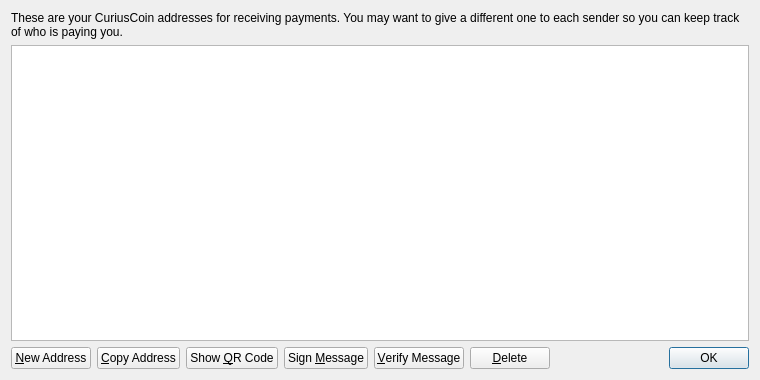
Qt form src/qt/forms/addressbookpage.ui (JustCuriously/CuriousCoin) before a commit.
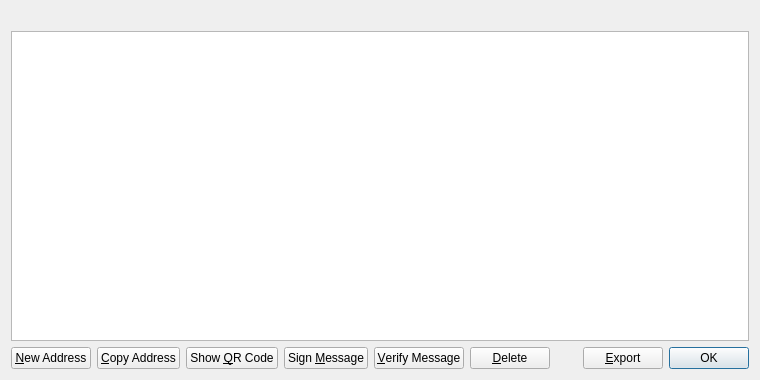
The same form after that commit. Icons and pictures are not drawn.

The edit to the form file:
```diff
--- a/src/qt/forms/addressbookpage.ui
+++ b/src/qt/forms/addressbookpage.ui
@@ -16,9 +16,6 @@
   <layout class="QVBoxLayout" name="verticalLayout">
    <item>
     <widget class="QLabel" name="labelExplanation">
-     <property name="text">
-      <string>These are your CuriusCoin addresses for receiving payments. You may want to give a different one to each sender so you can keep track of who is paying you.</string>
-     </property>
      <property name="textFormat">
       <enum>Qt::PlainText</enum>
      </property>
@@ -38,6 +35,9 @@
      <property name="tabKeyNavigation">
       <bool>false</bool>
      </property>
+     <property name="alternatingRowColors">
+      <bool>true</bool>
+     </property>
      <property name="selectionMode">
       <enum>QAbstractItemView::SingleSelection</enum>
      </property>
@@ -124,6 +124,20 @@
        </property>
       </spacer>
      </item>
+     <item>
+      <widget class="QPushButton" name="exportButton">
+       <property name="toolTip">
+        <string>Export the data in the current tab to a file</string>
+       </property>
+       <property name="text">
+        <string>&amp;Export</string>
+       </property>
+       <property name="icon">
+        <iconset resource="../bitcoin.qrc">
+         <normaloff>:/icons/export</normaloff>:/icons/export</iconset>
+       </property>
+      </widget>
+     </item>
      <item>
       <widget class="QDialogButtonBox" name="buttonBox">
        <property name="sizePolicy">
```
Left out of the diff: 34 changed lines with no effect on the pictures.
